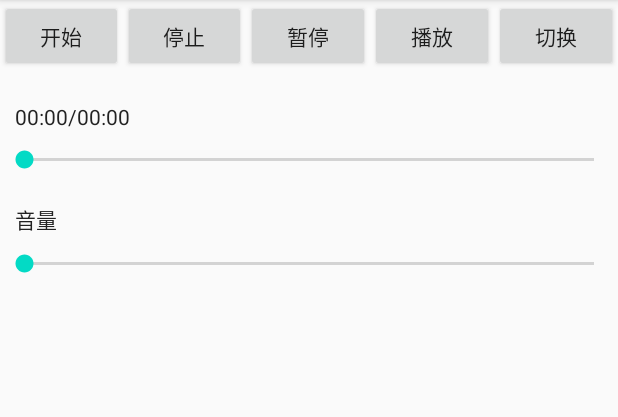
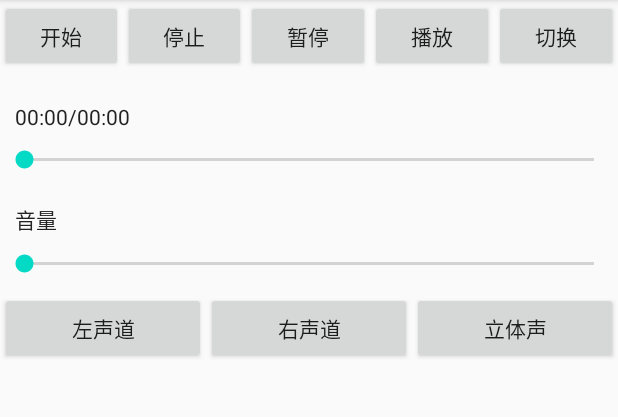
Before and after one commit to justinhaisheng/ffmpeg_music, an Android app: the MusicActivity screen opened directly, with no data from a screen before it, on a phone screen of 412 x 824 dp, the part 84-501 px from its top. Run offline under Robolectric (Android 15) with nearby library versions, the phone set to English and light mode, and no system bars; 9 statements that could not run were skipped.

Commit message:
左声道 右声道 立体声

```diff
--- a/music/app/src/main/res/layout/activity_music.xml
+++ b/music/app/src/main/res/layout/activity_music.xml
@@ -74,4 +74,28 @@
         android:layout_height="wrap_content"
         android:layout_marginTop="10dp"/>
 
+    <LinearLayout
+        android:layout_width="match_parent"
+        android:layout_height="wrap_content"
+        android:orientation="horizontal"
+        android:layout_marginTop="10dp">
+        <Button
+            android:layout_width="wrap_content"
+            android:layout_height="wrap_content"
+            android:layout_weight="1"
+            android:text="左声道"
+            android:onClick="left"/>
+        <Button
+            android:layout_width="wrap_content"
+            android:layout_height="wrap_content"
+            android:layout_weight="1"
+            android:text="右声道"
+            android:onClick="right"/>
+        <Button
+            android:layout_width="wrap_content"
+            android:layout_height="wrap_content"
+            android:layout_weight="1"
+            android:text="立体声"
+            android:onClick="center"/>
+    </LinearLayout>
 </LinearLayout>
```
Also changed, not shown: music/app/src/main/java/com/aispeech/music/activity/MusicActivity.java (+13 -0 lines), music/player/src/main/java/com/aispeech/player/HsPlay.java (+10 -1 lines), music/player/src/main/java/com/aispeech/player/MuteEnum.java (added, +20 -0 lines), 6 other files.
